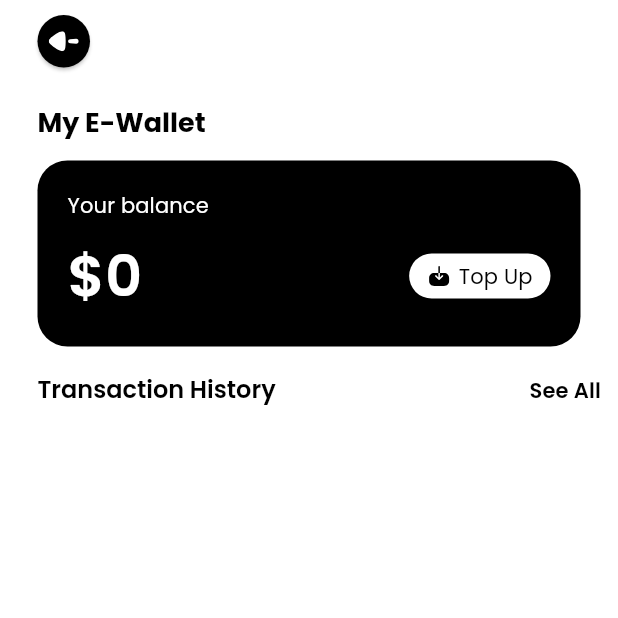
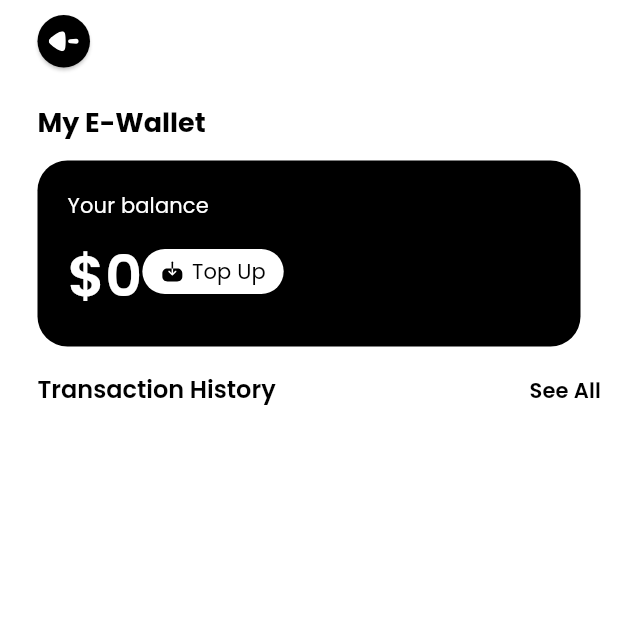
Before and after one commit to iawtk2302/Ecommerce-App, a Flutter app: the EWalletScreen screen opened by its route, on a phone screen of 412 x 824 dp, the top half of it. Run offline on Flutter 3.47's test engine with Material 2 defaults, Android fonts, the light colour scheme and no system bars; our stand-ins replace audioplayers, bloc, cached_network_image, cloud_firestore, dio, equatable and 29 more; missing offline and left inert: credit_card_scanner, flutter_sound_record, qr_code_scanner, syncfusion_flutter_core, zego_uikit_prebuilt_call, zego_uikit_signaling_plugin; accounts and stored records are empty; generated files the repository leaves out were written again.

Commit message:
fix: some error when place order

```diff
--- a/lib/repositories/auth_repository.dart
+++ b/lib/repositories/auth_repository.dart
@@ -101,6 +101,7 @@ class AuthRepository {
   // }
 
   Future<void> logOut() async {
+    print("Sign out");
     await firebaseAuth.signOut();
   }
 }
--- a/lib/screens/add_address_screen/add_address_screen.dart
+++ b/lib/screens/add_address_screen/add_address_screen.dart
@@ -248,8 +248,8 @@ class _AddAddressScreenState extends State<AddAddressScreen> {
         id: widget.address != null ? widget.address!.id : "",
         recipientName: fullNameController.text,
         street: streetController.text,
-        city: stateController.text,
-        state: cityController.text,
+        city: cityController.text,
+        state: stateController.text,
         country: countryController.text,
         zipCode: zipCodeController.text,
         countryCallingCode: callingCodeController.text,
--- a/lib/screens/e_wallet_screen/widgets/balance_widget.dart
+++ b/lib/screens/e_wallet_screen/widgets/balance_widget.dart
@@ -27,16 +27,19 @@ class BalanceWidget extends StatelessWidget {
               style: Theme.of(context).textTheme.titleSmall!.copyWith(
                   color: Theme.of(context).colorScheme.onPrimaryContainer)),
           const SizedBox(height: 10),
-          Row(
+          Wrap(
             children: [
               BlocBuilder<UserBloc, UserState>(
                 builder: (context, state) {
-                  return Text(
-                    "\$${(state is UserLoaded) ? state.user.eWalletBalance : 0}",
-                    style: TextStyle(
-                      fontSize: 38,
-                      fontWeight: FontWeight.w600,
-                      color: Theme.of(context).colorScheme.onPrimaryContainer,
+                  return Expanded(
+                    child: Text(
+                      "\$${(state is UserLoaded) ? state.user.eWalletBalance : 0}",
+                      overflow: TextOverflow.ellipsis,
+                      style: TextStyle(
+                        fontSize: 38,
+                        fontWeight: FontWeight.w600,
+                        color: Theme.of(context).colorScheme.onPrimaryContainer,
+                      ),
                     ),
                   );
                 },
--- a/lib/screens/order_processing_screen/order_processing_screen.dart
+++ b/lib/screens/order_processing_screen/order_processing_screen.dart
@@ -71,7 +71,9 @@ class _OrderProcessingScreenState extends State<OrderProcessingScreen> {
                     Text("Order successfully",
                         style: Theme.of(context).textTheme.displayMedium),
                   if (state is OrderProcessingFailed)
-                    Text("Order failed. Please try again.",
+                    Text(
+                        // "Order failed. Please try again."
+                        state.message,
                         style: Theme.of(context).textTheme.displayMedium),
                   if (state is OrderProcessingAdding)
                     Text("Waiting...",
--- a/lib/screens/payment_screen/widgets/payment_item_card.dart
+++ b/lib/screens/payment_screen/widgets/payment_item_card.dart
@@ -88,10 +88,10 @@ class PaymentItemCard extends StatelessWidget {
                             color: isSelected
                                 ? Theme.of(context)
                                     .colorScheme
-                                    .onPrimaryContainer
+                                    .onTertiaryContainer
                                 : Theme.of(context)
                                     .colorScheme
-                                    .onTertiaryContainer),
+                                    .onSecondaryContainer),
                       ),
                   ],
                 ),
--- a/lib/screens/splash_screen/splash_screen.dart
+++ b/lib/screens/splash_screen/splash_screen.dart
@@ -57,6 +57,7 @@ class _SplashScreenState extends State<SplashScreen> {
                         context, MainScreen.routeName);
                     // Navigator.pushNamedAndRemoveUntil(context,
                     //     MainScreen.routeName, (route) => route.isFirst);
+                  } else if (state is UserLoaded) {
                   } else if (state is UserError) {
                     Utils.showSnackBar(
                         context: context,
--- a/pubspec.yaml
+++ b/pubspec.yaml
@@ -52,7 +52,7 @@ dependencies:
   flutter_credit_card: ^3.0.7
   flutter_secure_storage: ^8.0.0
   pinput: ^3.0.0
-  credit_card_scanner: ^1.0.5
+  credit_card_scanner: ^1.0.4
   cached_network_image: ^3.2.3
   shimmer: ^3.0.0
   syncfusion_flutter_sliders: ^22.2.8
```
Also changed, not shown: lib/repositories/order_repository.dart (+12 -0 lines), lib/screens/add_payment_card_screen/add_payment_card_screen.dart (+13 -3 lines).
